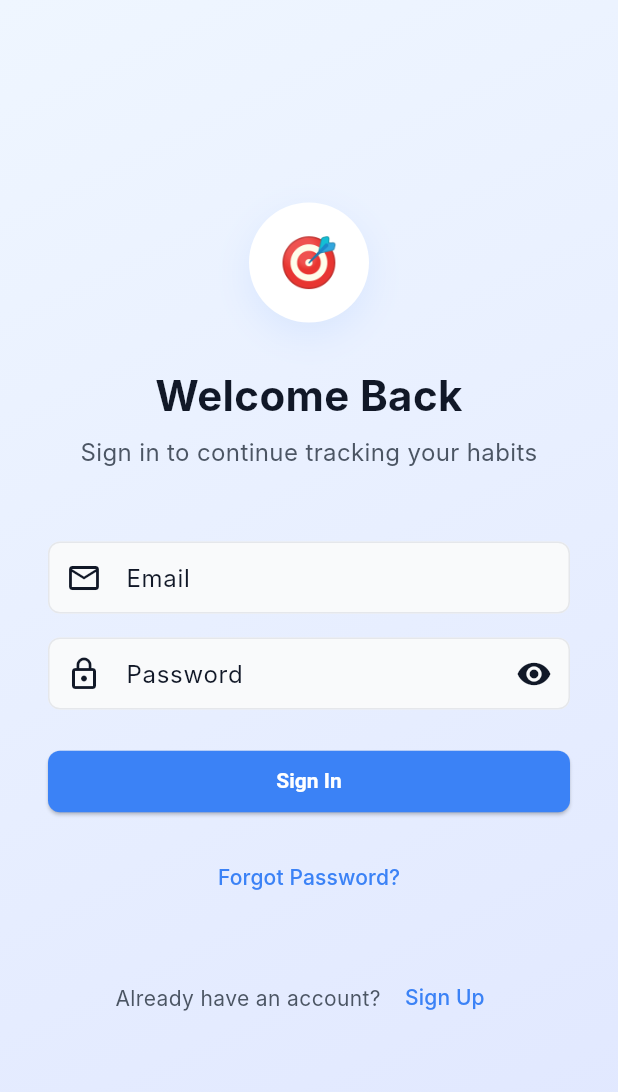
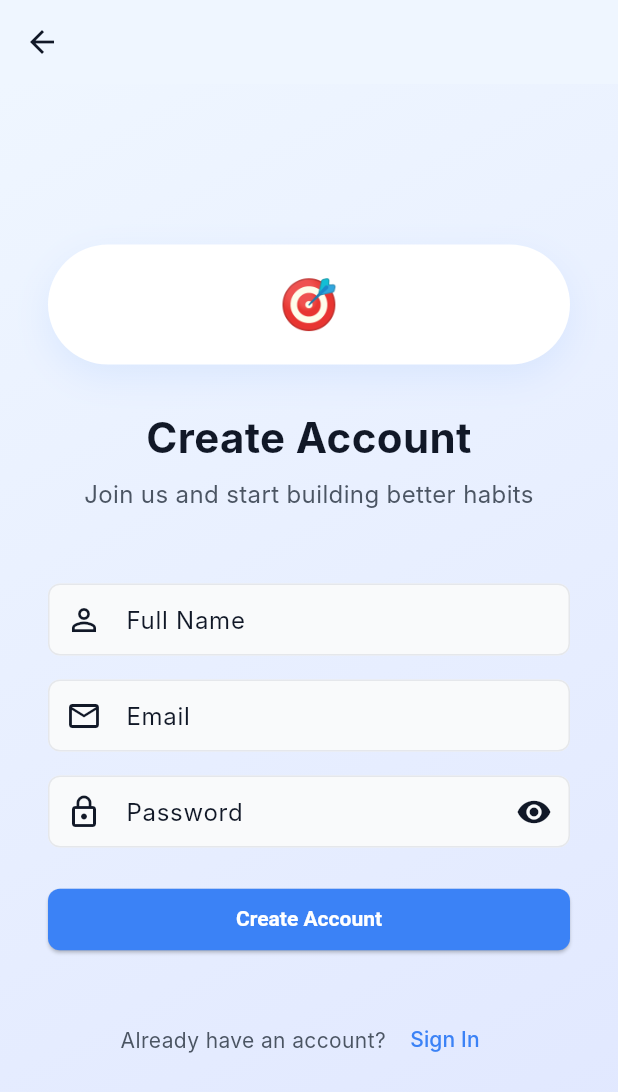
Before and after one commit to mahmoudassasa/Routina, a Flutter app: the LoginScreen screen opened by its route, after a tap on "Sign In", after a tap on "Forgot Password?", after a tap on "Sign Up", on a phone screen of 412 x 824 dp. Shown: the top 1092 px of the screen. Run offline on Flutter 3.47's test engine with Material 3 defaults, Android fonts, the phone set to English and light mode, and no system bars; our stand-ins replace flutter_bloc, flutter_screenutil; Roboto replaces fonts that are missing (Inter).

Commit message:
- Added & refactoring Register screen

```diff
--- a/lib/core/routing/app_router.dart
+++ b/lib/core/routing/app_router.dart
@@ -4,6 +4,8 @@ import 'package:routina/features/home_screen/logic/cubit/home_cubit.dart';
 import 'package:routina/features/home_screen/ui/home_screen.dart';
 import 'package:routina/features/login_screen/logic/cubit/login_cubit.dart';
 import 'package:routina/features/login_screen/ui/login_screen.dart';
+import 'package:routina/features/register_screen/logic/cubit/register_cubit.dart';
+import 'package:routina/features/register_screen/ui/register_screen.dart';
 
 import '../../features/onboarding_screen/ui/onboarding_screen.dart';
 
@@ -84,6 +86,12 @@ class AppRouter {
             child: const HomeScreen(),
           ),
         );
+                case Routes.registerScreen:
+        return MaterialPageRoute(builder: (_) => BlocProvider(
+            create: (context) => RegisterCubit(),
+            child: const RegisterScreen(),
+          ),
+        );
       default:
         return null;
 
--- a/lib/core/theaming/app_theme.dart
+++ b/lib/core/theaming/app_theme.dart
@@ -20,7 +20,8 @@ class AppTheme {
 
       // AppBar Theme
       appBarTheme: const AppBarTheme(
-        backgroundColor: AppColors.background,
+        //TODO: Change to transparent if needed
+         backgroundColor: AppColors.background,
         foregroundColor: AppColors.textPrimary,
         elevation: 0,
         titleTextStyle: AppTextStyles.headlineMedium,
--- a/lib/features/login_screen/ui/login_screen.dart
+++ b/lib/features/login_screen/ui/login_screen.dart
@@ -5,11 +5,12 @@ import 'package:routina/core/theaming/app_colors.dart';
 import 'package:routina/features/login_screen/logic/cubit/login_cubit.dart';
 import 'package:routina/features/login_screen/logic/cubit/login_state.dart';
 import 'package:routina/features/login_screen/ui/widgets/already_have_an_account.dart';
-import 'package:routina/features/login_screen/ui/widgets/email_field.dart';
+import 'package:routina/features/login_screen/ui/widgets/login_screen_email_field.dart';
 import 'package:routina/features/login_screen/ui/widgets/forgot_password.dart';
 import 'package:routina/features/login_screen/ui/widgets/login_button.dart';
-import 'package:routina/features/login_screen/ui/widgets/login_header.dart';
-import 'package:routina/features/login_screen/ui/widgets/password_field.dart';
+import 'package:routina/features/login_screen/ui/widgets/login_screen_texts.dart';
+import 'package:routina/features/login_screen/ui/widgets/login_screen_logo.dart';
+import 'package:routina/features/login_screen/ui/widgets/login_screen_password_field.dart';
 
 import '../../../core/routing/routes.dart';
 
@@ -69,13 +70,17 @@ class _LoginScreenState extends State<LoginScreen> {
                     mainAxisAlignment: MainAxisAlignment.center,
                     crossAxisAlignment: CrossAxisAlignment.stretch,
                     children: [
-                      LoginHeader(),
+                      // Logo
+                      LoginScreenLogo(),
+                      const SizedBox(height: 32),
+                      // Texts
+                      LoginScreenTexts(),
                       const SizedBox(height: 48),
                       // Email Field
-                      EmailField(emailController: _emailController),
+                      LoginScreenEmailField(emailController: _emailController),
                       const SizedBox(height: 16),
                       // Password Field
-                      PasswordField(
+                      LoginScreenPasswordField(
                         passwordController: _passwordController,
                         isPasswordVisible: _isPasswordVisible,
                         togglePasswordVisibility: () {
@@ -93,7 +98,7 @@ class _LoginScreenState extends State<LoginScreen> {
                       const SizedBox(height: 16),
                       // Forgot Password
                       ForgotPassword(),
-                      const SizedBox(height: 32),
+                      const SizedBox(height: 16),
                       // Sign Up Link
                       AlreadyHaveAnAccount(),
                     ],
--- a/lib/features/login_screen/ui/widgets/email_field.dart
+++ b/lib/features/login_screen/ui/widgets/login_screen_email_field.dart
@@ -1,14 +1,14 @@
 import 'package:flutter/material.dart';
 
-class EmailField extends StatefulWidget {
+class LoginScreenEmailField extends StatefulWidget {
 final TextEditingController _emailController ;
-  const EmailField({super.key, required TextEditingController emailController }): _emailController = emailController;
+  const LoginScreenEmailField({super.key, required TextEditingController emailController }): _emailController = emailController;
 
   @override
-  State<EmailField> createState() => _EmailFieldState();
+  State<LoginScreenEmailField> createState() => _LoginScreenEmailFieldState();
 }
 
-class _EmailFieldState extends State<EmailField> {
+class _LoginScreenEmailFieldState extends State<LoginScreenEmailField> {
 
 
 
--- /dev/null
+++ b/lib/features/login_screen/ui/widgets/login_screen_logo.dart
@@ -0,0 +1,26 @@
+import 'package:flutter/material.dart';
+import 'package:routina/core/theaming/app_colors.dart';
+
+class LoginScreenLogo extends StatelessWidget {
+  const LoginScreenLogo({super.key});
+
+  @override
+  Widget build(BuildContext context) {
+    return Container(
+      width: 80,
+      height: 80,
+      decoration: BoxDecoration(
+        color: AppColors.surface,
+        borderRadius: BorderRadius.circular(40),
+        boxShadow: [
+          BoxShadow(
+            color: AppColors.primary.withValues(alpha: 0.1),
+            blurRadius: 20,
+            offset: const Offset(0, 8),
+          ),
+        ],
+      ),
+      child: const Center(child: Text('🎯', style: TextStyle(fontSize: 32))),
+    );
+  }
+}
--- /dev/null
+++ b/lib/features/login_screen/ui/widgets/login_screen_password_field.dart
@@ -0,0 +1,42 @@
+import 'package:flutter/material.dart';
+
+class LoginScreenPasswordField extends StatefulWidget {
+  const LoginScreenPasswordField({
+    super.key,
+    required TextEditingController passwordController,
+    required bool isPasswordVisible,
+    required VoidCallback togglePasswordVisibility,
+  }) : _passwordController = passwordController;
+
+  final TextEditingController _passwordController;
+
+
+  @override
+  State<LoginScreenPasswordField> createState() => _LoginScreenPasswordFieldState();
+}
+
+class _LoginScreenPasswordFieldState extends State<LoginScreenPasswordField> {
+  bool _isPasswordVisible = false; // add this line
+
+  @override
+  Widget build(BuildContext context) {
+    return TextFormField(
+      controller: widget._passwordController,
+      obscureText: !_isPasswordVisible,
+      decoration: InputDecoration(
+        labelText: 'Password',
+        prefixIcon: const Icon(Icons.lock_outline),
+        suffixIcon: IconButton(
+          icon: Icon(
+            _isPasswordVisible ? Icons.visibility_off : Icons.visibility,
+          ),
+          onPressed: () {
+            setState(() {
+              _isPasswordVisible = !_isPasswordVisible; // update the state
+            });
+          },
+        ),
+      ),
+    );
+  }
+}
--- a/lib/features/login_screen/ui/widgets/login_header.dart
+++ b/lib/features/login_screen/ui/widgets/login_screen_texts.dart
@@ -2,35 +2,13 @@ import 'package:flutter/material.dart';
 import 'package:routina/core/theaming/app_colors.dart';
 import 'package:routina/core/theaming/app_text_styles.dart';
 
-class LoginHeader extends StatelessWidget {
-  const LoginHeader({super.key});
+class LoginScreenTexts extends StatelessWidget {
+  const LoginScreenTexts({super.key});
 
   @override
   Widget build(BuildContext context) {
     return Column(
       children: [
-        // Logo
-        Container(
-          width: 80,
-          height: 80,
-          decoration: BoxDecoration(
-            color: AppColors.surface,
-            borderRadius: BorderRadius.circular(40),
-            boxShadow: [
-              BoxShadow(
-                color: AppColors.primary.withValues(alpha: 0.1),
-                blurRadius: 20,
-                offset: const Offset(0, 8),
-              ),
-            ],
-          ),
-          child: const Center(
-            child: Text('🎯', style: TextStyle(fontSize: 32)),
-          ),
-        ),
-
-        const SizedBox(height: 32),
-
         // Title
         const Text(
           'Welcome Back',
--- /dev/null
+++ b/lib/features/register_screen/logic/cubit/register_cubit.dart
@@ -0,0 +1,37 @@
+import 'package:flutter_bloc/flutter_bloc.dart';
+import 'package:routina/features/register_screen/logic/cubit/register_state.dart';
+
+
+
+// Register Cubit
+class RegisterCubit extends Cubit<RegisterState> {
+  RegisterCubit() : super(const RegisterState());
+
+  Future<void> signUp(String name, String email, String password) async {
+    emit(state.copyWith(status: RegisterStatus.loading));
+
+    try {
+      // Simulate API call
+      await Future.delayed(const Duration(seconds: 2));
+
+      // Mock validation
+      if (name.isNotEmpty && email.isNotEmpty && password.isNotEmpty) {
+        emit(state.copyWith(status: RegisterStatus.success));
+      } else {
+        emit(state.copyWith(
+          status: RegisterStatus.error,
+          errorMessage: 'Please fill all fields',
+        ));
+      }
+    } catch (e) {
+      emit(state.copyWith(
+        status: RegisterStatus.error,
+        errorMessage: e.toString(),
+      ));
+    }
+  }
+
+  void reset() {
+    emit(const RegisterState());
+  }
+}
--- /dev/null
+++ b/lib/features/register_screen/logic/cubit/register_state.dart
@@ -0,0 +1,23 @@
+
+// Register States
+enum RegisterStatus { initial, loading, success, error }
+
+class RegisterState {
+  final RegisterStatus status;
+  final String? errorMessage;
+
+  const RegisterState({
+    this.status = RegisterStatus.initial,
+    this.errorMessage,
+  });
+
+  RegisterState copyWith({
+    RegisterStatus? status,
+    String? errorMessage,
+  }) {
+    return RegisterState(
+      status: status ?? this.status,
+      errorMessage: errorMessage ?? this.errorMessage,
+    );
+  }
+}
--- /dev/null
+++ b/lib/features/register_screen/ui/register_screen.dart
@@ -0,0 +1,117 @@
+import 'package:flutter/material.dart';
+import 'package:flutter_bloc/flutter_bloc.dart';
+import 'package:routina/core/helpers/extension.dart';
+import 'package:routina/core/theaming/app_colors.dart';
+import 'package:routina/features/register_screen/logic/cubit/register_cubit.dart';
+import 'package:routina/features/register_screen/logic/cubit/register_state.dart';
+import 'package:routina/features/register_screen/ui/widgets/register_screen_email_field.dart';
+import 'package:routina/features/register_screen/ui/widgets/register_screen_login_link.dart';
+import 'package:routina/features/register_screen/ui/widgets/register_screen_name_field.dart';
+import 'package:routina/features/register_screen/ui/widgets/register_screen_passwordfield.dart';
+import 'package:routina/features/register_screen/ui/widgets/register_screen_register_button.dart';
+import 'package:routina/features/register_screen/ui/widgets/register_screen_texts.dart';
+import 'package:routina/features/register_screen/ui/widgets/register_screen_logo.dart';
+
+import '../../../core/routing/routes.dart';
+
+class RegisterScreen extends StatefulWidget {
+  const RegisterScreen({super.key});
+
+  @override
+  State<RegisterScreen> createState() => _RegisterScreenState();
+}
+
+class _RegisterScreenState extends State<RegisterScreen> {
+  final _nameController = TextEditingController();
+  final _emailController = TextEditingController();
+  final _passwordController = TextEditingController();
+  final bool _isPasswordVisible = false;
+
+  @override
+  void dispose() {
+    _nameController.dispose();
+    _emailController.dispose();
+    _passwordController.dispose();
+    super.dispose();
+  }
+
+  @override
+  Widget build(BuildContext context) {
+    return Scaffold(
+      appBar: AppBar(
+        backgroundColor: AppColors.backgroundGradientStart,
+        // backgroundColor: Colors.transparent,
+        elevation: 0,
+        leading: IconButton(
+          icon: const Icon(Icons.arrow_back),
+          onPressed: () => context.pushReplacementNamed(Routes.loginScreen),
+        ),
+      ),
+      body: Container(
+        decoration: const BoxDecoration(
+          gradient: LinearGradient(
+            begin: Alignment.topLeft,
+            end: Alignment.bottomRight,
+            colors: [
+              AppColors.backgroundGradientStart,
+              AppColors.backgroundGradientEnd,
+            ],
+          ),
+        ),
+        child: SafeArea(
+          child: BlocListener<RegisterCubit, RegisterState>(
+            listener: (context, state) {
+              if (state.status == RegisterStatus.success) {
+                context.pushReplacementNamed(Routes.homeScreen);
+              } else if (state.status == RegisterStatus.error) {
+                ScaffoldMessenger.of(context).showSnackBar(
+                  SnackBar(
+                    content: Text(state.errorMessage ?? 'Registration failed'),
+                    backgroundColor: AppColors.error,
+                  ),
+                );
+              }
+            },
+            child: Align(
+              alignment: Alignment.center,
+              child: SingleChildScrollView(
+                padding: const EdgeInsets.all(32.0),
+                child: Column(
+                  crossAxisAlignment: CrossAxisAlignment.stretch,
+                  children: [
+                    // Logo
+                    RegisterScreenLogo(),
+                    const SizedBox(height: 32),
+                    RegisterScreenTexts(),
+                    const SizedBox(height: 48),
+                    // Name Field
+                    RegisterScreenNameField(nameController: _nameController),
+                    const SizedBox(height: 16),
+                    // Email Field
+                    RegisterScreenEmailField(emailController: _emailController),
+                    const SizedBox(height: 16),
+                    // Password Field
+                    RegisterScreenPasswordfield(
+                      passwordController: _passwordController,
+                      isPasswordVisible: _isPasswordVisible,
+                    ),
+                    const SizedBox(height: 24),
+                    // Register Button
+                    RegisterScreenRegisterButton(
+                      nameController: _nameController,
+                      emailController: _emailController,
+                      passwordController: _passwordController,
+                    ),
+                    const SizedBox(height: 32),
+                    // Login In Link
+                  RegisterScreenLoginLink(),
+                  ],
+                ),
+              ),
+            ),
+          ),
+        ),
+      ),
+    );
+  }
+}
--- /dev/null
+++ b/lib/features/register_screen/ui/widgets/register_screen_email_field.dart
@@ -0,0 +1,27 @@
+import 'package:flutter/material.dart';
+
+class RegisterScreenEmailField extends StatefulWidget {
+  const RegisterScreenEmailField({
+    super.key,
+    required TextEditingController emailController,
+  }) : _emailController = emailController;
+
+  final TextEditingController _emailController;
+  @override
+  State<RegisterScreenEmailField> createState() =>
+      _RegisterScreenEmailFieldState();
+}
+
+class _RegisterScreenEmailFieldState extends State<RegisterScreenEmailField> {
+  @override
+  Widget build(BuildContext context) {
+    return TextFormField(
+      controller: widget._emailController,
+      keyboardType: TextInputType.emailAddress,
+      decoration: const InputDecoration(
+        labelText: 'Email',
+        prefixIcon: Icon(Icons.email_outlined),
+      ),
+    );
+  }
+}
--- /dev/null
+++ b/lib/features/register_screen/ui/widgets/register_screen_login_link.dart
@@ -0,0 +1,31 @@
+import 'package:flutter/material.dart';
+import 'package:routina/core/helpers/extension.dart';
+import 'package:routina/core/routing/routes.dart';
+import 'package:routina/core/theaming/app_colors.dart';
+import 'package:routina/core/theaming/app_text_styles.dart';
+
+class RegisterScreenLoginLink extends StatelessWidget {
+  const RegisterScreenLoginLink({super.key});
+
+  @override
+  Widget build(BuildContext context) {
+    return Row(
+      mainAxisAlignment: MainAxisAlignment.center,
+      children: [
+        Text(
+          'Already have an account? ',
+          style: AppTextStyles.bodyMedium.copyWith(
+            color: AppColors.textSecondary,
+          ),
+        ),
+        TextButton(
+          onPressed: () => context.pushReplacementNamed(Routes.loginScreen),
+          child: Text(
+            'Sign In',
+            style: AppTextStyles.labelLarge.copyWith(color: AppColors.primary),
+          ),
+        ),
+      ],
+    );
+  }
+}
--- /dev/null
+++ b/lib/features/register_screen/ui/widgets/register_screen_logo.dart
@@ -0,0 +1,26 @@
+import 'package:flutter/material.dart';
+import 'package:routina/core/theaming/app_colors.dart';
+
+class RegisterScreenLogo extends StatelessWidget {
+  const RegisterScreenLogo({super.key});
+
+  @override
+  Widget build(BuildContext context) {
+    return Container(
+      width: 80,
+      height: 80,
+      decoration: BoxDecoration(
+        color: AppColors.surface,
+        borderRadius: BorderRadius.circular(40),
+        boxShadow: [
+          BoxShadow(
+            color: AppColors.primary.withValues(alpha: 0.1),
+            blurRadius: 20,
+            offset: const Offset(0, 8),
+          ),
+        ],
+      ),
+      child: const Center(child: Text('🎯', style: TextStyle(fontSize: 32))),
+    );
+  }
+}
--- /dev/null
+++ b/lib/features/register_screen/ui/widgets/register_screen_name_field.dart
@@ -0,0 +1,25 @@
+import 'package:flutter/material.dart';
+
+class RegisterScreenNameField extends StatefulWidget {
+  const RegisterScreenNameField({
+    super.key,
+    required TextEditingController nameController,
+  }) : _nameController = nameController;
+  final TextEditingController _nameController;
+  @override
+  State<RegisterScreenNameField> createState() =>
+      _RegisterScreenNameFieldState();
+}
+
+class _RegisterScreenNameFieldState extends State<RegisterScreenNameField> {
+  @override
+  Widget build(BuildContext context) {
+    return TextFormField(
+      controller: widget._nameController,
+      decoration: const InputDecoration(
+        labelText: 'Full Name',
+        prefixIcon: Icon(Icons.person_outline),
+      ),
+    );
+  }
+}
--- a/lib/features/login_screen/ui/widgets/password_field.dart
+++ b/lib/features/register_screen/ui/widgets/register_screen_passwordfield.dart
@@ -1,22 +1,21 @@
 import 'package:flutter/material.dart';
 
-class PasswordField extends StatefulWidget {
-  const PasswordField({
+class RegisterScreenPasswordfield extends StatefulWidget {
+  const RegisterScreenPasswordfield({
     super.key,
     required TextEditingController passwordController,
     required bool isPasswordVisible,
-    required VoidCallback togglePasswordVisibility,
   }) : _passwordController = passwordController;
 
   final TextEditingController _passwordController;
-
-
   @override
-  State<PasswordField> createState() => _PasswordFieldState();
+  State<RegisterScreenPasswordfield> createState() =>
+      _RegisterScreenPasswordfieldState();
 }
 
-class _PasswordFieldState extends State<PasswordField> {
-  bool _isPasswordVisible = false; // add this line
+class _RegisterScreenPasswordfieldState
+    extends State<RegisterScreenPasswordfield> {
+  bool _isPasswordVisible = false;
 
   @override
   Widget build(BuildContext context) {
@@ -32,7 +31,7 @@ class _PasswordFieldState extends State<PasswordField> {
           ),
           onPressed: () {
             setState(() {
-              _isPasswordVisible = !_isPasswordVisible; // update the state
+              _isPasswordVisible = !_isPasswordVisible;
             });
           },
         ),
--- /dev/null
+++ b/lib/features/register_screen/ui/widgets/register_screen_register_button.dart
@@ -0,0 +1,58 @@
+import 'package:flutter/material.dart';
+import 'package:flutter_bloc/flutter_bloc.dart';
+import 'package:routina/core/theaming/app_colors.dart';
+import 'package:routina/features/register_screen/logic/cubit/register_cubit.dart';
+import 'package:routina/features/register_screen/logic/cubit/register_state.dart';
+
+class RegisterScreenRegisterButton extends StatefulWidget {
+  const RegisterScreenRegisterButton({
+    super.key,
+    required TextEditingController nameController,
+    required TextEditingController emailController,
+    required TextEditingController passwordController,
+  }) : _nameController = nameController,
+       _emailController = emailController,
+       _passwordController = passwordController;
+
+  final TextEditingController _nameController;
+  final TextEditingController _emailController;
+  final TextEditingController _passwordController;
+
+  @override
+  State<RegisterScreenRegisterButton> createState() =>
+      _RegisterScreenRegisterButtonState();
+}
+
+class _RegisterScreenRegisterButtonState
+    extends State<RegisterScreenRegisterButton> {
+  @override
+  Widget build(BuildContext context) {
+    return BlocBuilder<RegisterCubit, RegisterState>(
+      builder: (context, state) {
+        return ElevatedButton(
+          onPressed: state.status == RegisterStatus.loading
+              ? null
+              : () {
+                  context.read<RegisterCubit>().signUp(
+                    widget._nameController.text,
+                    widget._emailController.text,
+                    widget._passwordController.text,
+                  );
+                },
+          child: state.status == RegisterStatus.loading
+              ? const SizedBox(
+                  width: 20,
+                  height: 20,
+                  child: CircularProgressIndicator(
+                    strokeWidth: 2,
+                    valueColor: AlwaysStoppedAnimation<Color>(
+                      AppColors.textWhite,
+                    ),
+                  ),
+                )
+              : const Text('Create Account'),
+        );
+      },
+    );
+  }
+}
--- /dev/null
+++ b/lib/features/register_screen/ui/widgets/register_screen_texts.dart
@@ -0,0 +1,30 @@
+import 'package:flutter/material.dart';
+import 'package:routina/core/theaming/app_colors.dart';
+import 'package:routina/core/theaming/app_text_styles.dart';
+
+class RegisterScreenTexts extends StatelessWidget {
+  const RegisterScreenTexts({super.key});
+
+  @override
+  Widget build(BuildContext context) {
+    return Column(
+      children: [
+
+        // Texts
+        const Text(
+          'Create Account',
+          style: AppTextStyles.displayMedium,
+          textAlign: TextAlign.center,
+        ),
+        const SizedBox(height: 8),
+        Text(
+          'Join us and start building better habits',
+          style: AppTextStyles.bodyLarge.copyWith(
+            color: AppColors.textSecondary,
+          ),
+          textAlign: TextAlign.center,
+        ),
+      ],
+    );
+  }
+}
```
